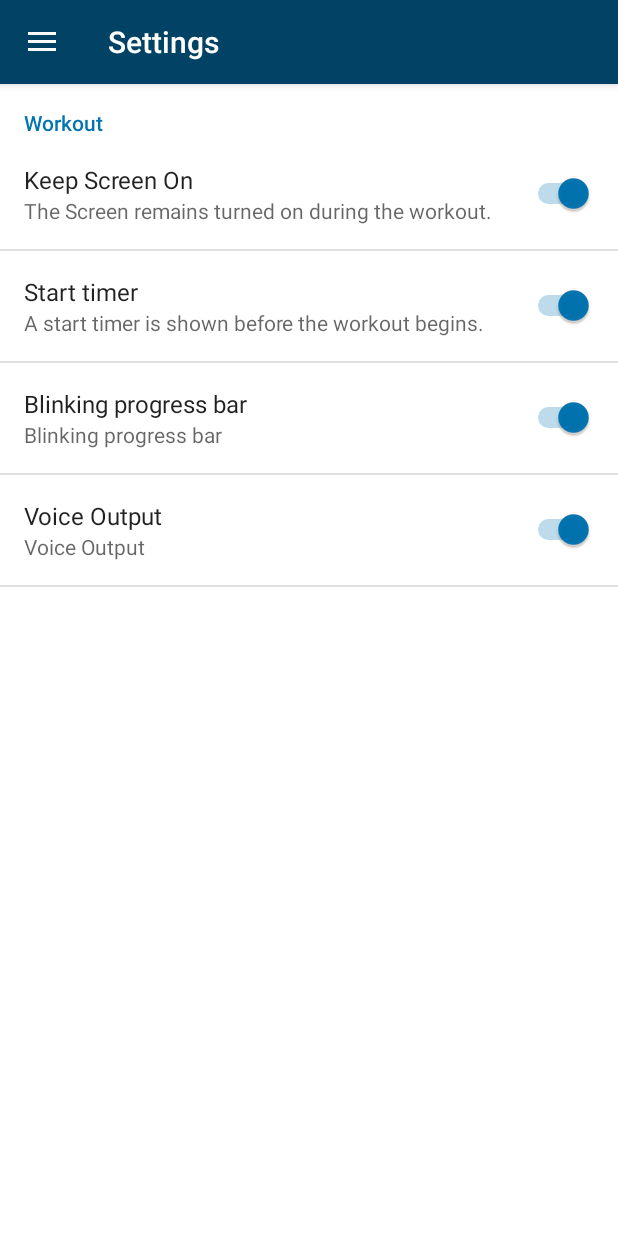
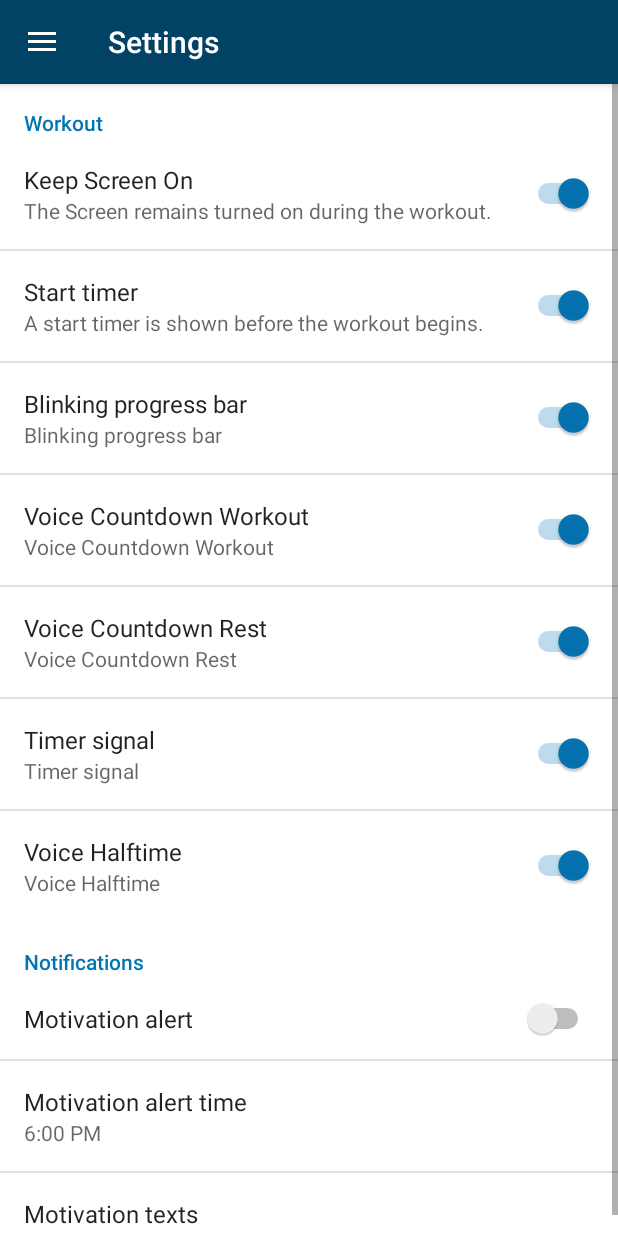
Before and after one commit to SecUSo/privacy-friendly-interval-timer, an Android app: the SettingsActivity screen opened directly, with no data from a screen before it, on a phone screen of 412 x 824 dp. Run offline under Robolectric (Android 15) with nearby library versions, the phone set to English and light mode, and no system bars.

Commit message:
Added the sound feature as part of the timer service

```diff
--- a/app/src/main/res/values/strings.xml
+++ b/app/src/main/res/values/strings.xml
@@ -94,6 +94,16 @@ Ne albucius perfecto adolescens eum, id choro assueverit mea, sed viris constitu
     <string name="title_activity_settings">Settings</string>
     <string name="pref_header_general">General</string>
     <string name="pref_header_workout">Workout</string>
+
+    <string name="pref_voice_countdown_workout">Voice Countdown Workout</string>
+    <string name="pref_voice_countdown_workout_summary">A voice counts down the final seconds of a workout.</string>
+    <string name="pref_voice_countdown_rest">Voice Countdown Rest</string>
+    <string name="pref_voice_countdown_rest_summary">A voice counts down the final seconds of the rest phase.</string>
+    <string name="pref_sound_rythm">Timer signal</string>
+    <string name="pref_sound_rythm_summary">A signal tone on for each countdown during the workout.</string>
+    <string name="pref_voice_halftime">Voice Halftime</string>
+    <string name="pref_voice_halftime_summary">A voice says when half the time of the workout passed.</string>
+
     <string name="pref_header_notification">Notifications</string>
     <string name="pref_title_notification_motivation_alert_time">Motivation alert time</string>
     <string name="pref_example_switch_summary">Example Switch Summary</string>
--- a/app/src/main/res/xml/pref_general.xml
+++ b/app/src/main/res/xml/pref_general.xml
@@ -25,14 +25,34 @@
             android:defaultValue="true"/>
 
         <SwitchPreference
-            android:id="@+id/pref_voice_output"
-            android:key="@string/pref_voice_output"
-            android:title="@string/pref_voice_output"
-            android:summary="@string/pref_voice_output"
+            android:id="@+id/pref_voice_countdown_workout"
+            android:key="@string/pref_voice_countdown_workout"
+            android:title="@string/pref_voice_countdown_workout"
+            android:summary="@string/pref_voice_countdown_workout"
             android:defaultValue="true"/>
+
+        <SwitchPreference
+            android:id="@+id/pref_voice_countdown_rest"
+            android:key="@string/pref_voice_countdown_rest"
+            android:title="@string/pref_voice_countdown_rest"
+            android:summary="@string/pref_voice_countdown_rest"
+            android:defaultValue="true"/>
+
+        <SwitchPreference
+            android:id="@+id/pref_sound_rythm"
+            android:key="@string/pref_sound_rythm"
+            android:title="@string/pref_sound_rythm"
+            android:summary="@string/pref_sound_rythm"
+            android:defaultValue="true"/>
+
+        <SwitchPreference
+            android:id="@+id/pref_voice_halftime"
+            android:key="@string/pref_voice_halftime"
+            android:title="@string/pref_voice_halftime"
+            android:summary="@string/pref_voice_halftime"
+            android:defaultValue="true"/>
+
     </PreferenceCategory>
-
-    <!--
 
     <PreferenceCategory
         android:title="@string/pref_header_notification">
@@ -41,6 +61,7 @@
             android:title="@string/pref_title_motivation_alert_switch"
             android:defaultValue="false"/>
 
+        <!-- default is 18:00 -->
         <org.secuso.privacyfriendlytraining.preferences.TimePreference
             android:defaultValue="64800000"
             android:key="@string/pref_notification_motivation_alert_time"
@@ -49,13 +70,16 @@
         <Preference
             android:title="@string/pref_notification_motivation_alert_texts"
             android:key="@string/pref_notification_motivation_texts">
+<!--
             <intent
                 android:targetClass="org.secuso.privacyfriendlytraining.activities.MotivationAlertTextsActivity"
                 android:targetPackage="org.secuso.privacyfriendlytraining" />
+                -->
         </Preference>
 
     </PreferenceCategory>
--->
+
+
     <!-- NOTE: EditTextPreference accepts EditText attributes. -->
     <!-- NOTE: EditTextPreference's summary should be set to its value by the activity code. -->
     <!-- <EditTextPreference
```
Also changed, not shown: app/src/main/java/org/secuso/privacyfriendlytraining/activities/WorkoutActivity.java (+2 -46 lines), app/src/main/java/org/secuso/privacyfriendlytraining/services/TimerService.java (+87 -0 lines), app/src/main/res/xml/pref_notification.xml (deleted, +0 -24 lines), 3 other files. Lines whose indentation alone changed are shown as unchanged.
